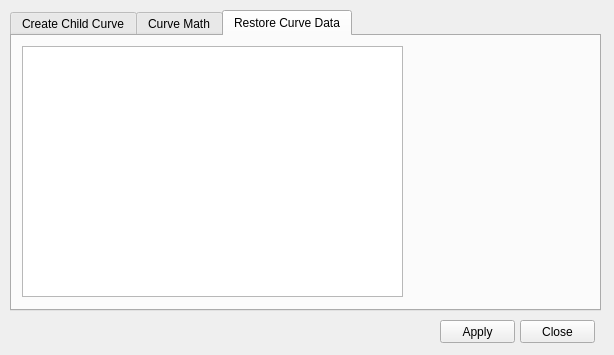
Above: curveproperties.ui from d-wizard/plotter before the change. Below: the same form after it.
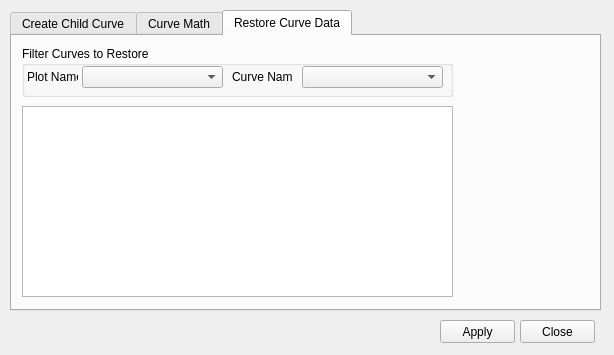
That is the form after the change.

Commit message:
Add filtering to restore curve tab.
Original Commit Rev: 1583 | 2014-05-26 02:13:22 -0500 (Mon, 26 May 2014)

Patch:
```diff
--- a/curveproperties.ui
+++ b/curveproperties.ui
@@ -405,15 +405,74 @@
      <property name="geometry">
       <rect>
        <x>10</x>
-       <y>10</y>
-       <width>381</width>
-       <height>251</height>
+       <y>70</y>
+       <width>431</width>
+       <height>191</height>
       </rect>
      </property>
      <property name="selectionMode">
       <enum>QAbstractItemView::ExtendedSelection</enum>
      </property>
     </widget>
+    <widget class="QGroupBox" name="groupBox">
+     <property name="geometry">
+      <rect>
+       <x>10</x>
+       <y>10</y>
+       <width>431</width>
+       <height>51</height>
+      </rect>
+     </property>
+     <property name="title">
+      <string>Filter Curves to Restore</string>
+     </property>
+     <widget class="QComboBox" name="cmbRestorePlotNameFilter">
+      <property name="geometry">
+       <rect>
+        <x>60</x>
+        <y>20</y>
+        <width>141</width>
+        <height>22</height>
+       </rect>
+      </property>
+     </widget>
+     <widget class="QLabel" name="label_2">
+      <property name="geometry">
+       <rect>
+        <x>5</x>
+        <y>20</y>
+        <width>51</width>
+        <height>21</height>
+       </rect>
+      </property>
+      <property name="text">
+       <string>Plot Name</string>
+      </property>
+     </widget>
+     <widget class="QLabel" name="label_3">
+      <property name="geometry">
+       <rect>
+        <x>210</x>
+        <y>20</y>
+        <width>61</width>
+        <height>21</height>
+       </rect>
+      </property>
+      <property name="text">
+       <string>Curve Name</string>
+      </property>
+     </widget>
+     <widget class="QComboBox" name="cmbRestoreCurveNameFilter">
+      <property name="geometry">
+       <rect>
+        <x>280</x>
+        <y>20</y>
+        <width>141</width>
+        <height>22</height>
+       </rect>
+      </property>
+     </widget>
+    </widget>
    </widget>
   </widget>
   <widget class="QPushButton" name="cmdApply">
```
Left out of the diff: 18 changed lines with no effect on the pictures. The commit also changes 3 other files.
